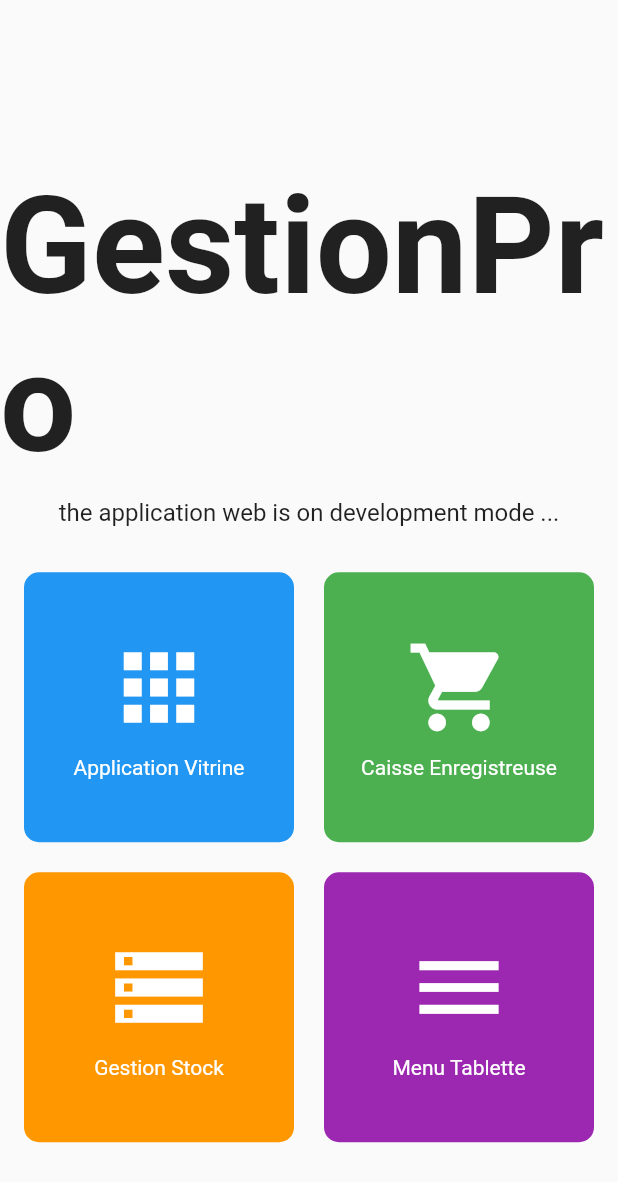
After one commit to haithamzghida/GestionPro, a Flutter app: the First screen opened by its route, on a phone screen of 412 x 824 dp. The commit adds this screen. Shown: the top 1182 px of the screen. Run offline on Flutter 3.47's test engine with Material 2 defaults, Android fonts, the phone set to English and light mode, and no system bars; our stand-ins replace carousel_slider, google_maps_flutter; network calls fail.

Commit message:
6 eme push

```diff
--- /dev/null
+++ b/lib/first.dart
@@ -0,0 +1,161 @@
+import 'package:flutter/material.dart';
+class First extends StatefulWidget {
+  @override
+  _FirstState createState() => _FirstState();
+}
+class _FirstState extends State<First> {
+  double opacity1 = 1.0;
+  double opacity2 = 1.0;
+  double opacity3 = 1.0;
+  double opacity4 = 1.0;
+  @override
+  Widget build(BuildContext context) {
+    return Scaffold(
+      body: Center(
+        child: Column(
+          mainAxisAlignment: MainAxisAlignment.center,
+          children: [
+            Container(
+              padding: EdgeInsets.only(top: 50, bottom: 30),
+              child: Column(
+                children: [
+                  Text(
+                    'GestionPro',
+                    style: TextStyle(
+                      fontSize: 90,
+                      fontWeight: FontWeight.bold,
+                    ),
+                  ),
+                  SizedBox(height: 10),
+                  Text(
+                    'the application web is on development mode ...',
+                    style: TextStyle(
+                      fontSize: 16,
+                    ),
+                  ),
+                ],
+              ),
+            ),
+            Wrap(
+              spacing: 20,
+              runSpacing: 20,
+              alignment: WrapAlignment.spaceEvenly,
+              children: [
+                buildHoverContainer(
+                  color: Colors.blue,
+                  icon: Icons.apps,
+                  text: 'Application Vitrine',
+                  opacity: opacity1,
+                  onEnter: () {
+                    setState(() {
+                      opacity1 = 0.5;
+                    });
+                  },
+                  onExit: () {
+                    setState(() {
+                      opacity1 = 1.0;
+                    });
+                  },
+                ),
+                buildHoverContainer(
+                  color: Colors.green,
+                  icon: Icons.shopping_cart,
+                  text: 'Caisse Enregistreuse',
+                  opacity: opacity2,
+                  onEnter: () {
+                    setState(() {
+                      opacity2 = 0.5;
+                    });
+                  },
+                  onExit: () {
+                    setState(() {
+                      opacity2 = 1.0;
+                    });
+                  },
+                ),
+                buildHoverContainer(
+                  color: Colors.orange,
+                  icon: Icons.storage,
+                  text: 'Gestion Stock',
+                  opacity: opacity3,
+                  onEnter: () {
+                    setState(() {
+                      opacity3 = 0.5;
+                    });
+                  },
+                  onExit: () {
+                    setState(() {
+                      opacity3 = 1.0;
+                    });
+                  },
+                ),
+                buildHoverContainer(
+                  color: Colors.purple,
+                  icon: Icons.menu,
+                  text: 'Menu Tablette',
+                  opacity: opacity4,
+                  onEnter: () {
+                    setState(() {
+                      opacity4 = 0.5;
+                    });
+                  },
+                  onExit: () {
+                    setState(() {
+                      opacity4 = 1.0;
+                    });
+                  },
+                ),
+              ],
+            ),
+          ],
+        ),
+      ),
+    );
+  }
+  Widget buildHoverContainer({
+    required Color color,
+    required IconData icon,
+    required String text,
+    required double opacity,
+    required Function() onEnter,
+    required Function() onExit,
+  }) {
+    return MouseRegion(
+      child: AnimatedOpacity(
+        duration: Duration(milliseconds: 300),
+        opacity: opacity,
+        child: Container(
+          width: 180,
+          height: 180,
+          decoration: BoxDecoration(
+            color: color,
+            borderRadius: BorderRadius.circular(10),
+          ),
+          child: Column(
+            mainAxisAlignment: MainAxisAlignment.center,
+            children: [
+              Icon(
+                icon,
+                color: Colors.white,
+                size: 70,
+              ),
+              SizedBox(height: 10),
+              Text(
+                text,
+                style: TextStyle(
+                  color: Colors.white,
+                ),
+              ),
+            ],
+          ),
+        ),
+      ),
+      onEnter: (event) {
+        onEnter();
+      },
+      onExit: (event) {
+        onExit();
+      },
+    );
+  }
+}
--- a/lib/main.dart
+++ b/lib/main.dart
@@ -7,6 +7,7 @@ import 'splash_screen.dart';
 import 'dart:math';
 import 'package:flutter/material.dart';
 import 'about.dart';
+import 'first.dart';
 
 
 void main() {
@@ -25,6 +26,7 @@ class MyApp extends StatelessWidget {
         '/login': (context) => LoginPage(), // Define a route for LoginPage
         '/registration' : (context) => RegistrationPage(),
         '/about' : (context) => AboutPage(),
+        '/first' : (context) => First(),
       },
     );
   }
```
